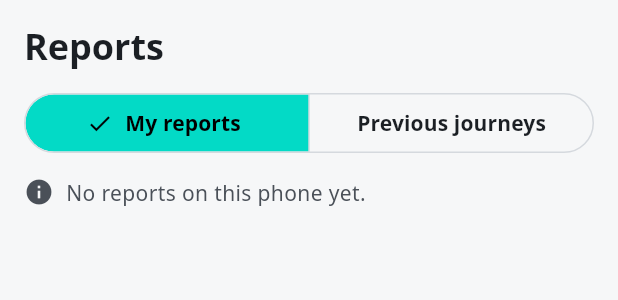
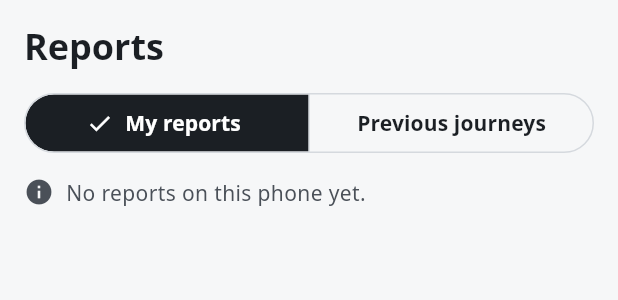
Before and after one commit to tharindu-godage-asc/SmartRail, a Flutter app: the ReportsScreen widget shown alone on an empty page, opened directly, on a phone screen of 412 x 824 dp. Shown: the top 300 px of the screen. Run offline on Flutter 3.47's test engine with Material 3 defaults, Android fonts, the phone set to English and light mode, and no system bars; our stand-ins replace clock, connectivity_plus, dio, drift, drift_flutter, flutter_riverpod and 3 more; missing offline and left inert: flutter_appauth; accounts and stored records are empty; generated files the repository leaves out were written again; network calls fail; Roboto replaces fonts that are missing (Noto Sans).

Commit message:
Operator app: confirm dialog before Departed and Arrived; Reports segment uses black with white text
Co-Authored-By: Claude Sonnet 5.5 <noreply@anthropic.com>

```diff
--- a/mobile/operator_app/lib/core/strings.dart
+++ b/mobile/operator_app/lib/core/strings.dart
@@ -43,6 +43,13 @@ abstract final class Strings {
   static String nextArrivalOrDeparture(String station) =>
       'Next: $station (arrival or departure)';
   static String departedButton(String station) => 'Departed $station';
+  static String confirmDepartedTitle(String station) =>
+      'Report departure from $station?';
+  static String confirmArrivedTitle(String station) =>
+      'Report arrival at $station?';
+  static const confirmReportBody =
+      'The report is sent with the time now. Check it is right before you confirm.';
+  static const confirmReport = 'Confirm';
   static String arrivedButton(String station) => 'Arrived $station';
   static String departedLabel(String station) => 'Departed $station';
   static String arrivedLabel(String station) => 'Arrived $station';
--- a/mobile/operator_app/lib/features/reports/presentation/reports_screen.dart
+++ b/mobile/operator_app/lib/features/reports/presentation/reports_screen.dart
@@ -124,6 +124,18 @@ class _ReportsScreenState extends ConsumerState<ReportsScreen> {
           width: double.infinity,
           child: SegmentedButton<bool>(
             showSelectedIcon: true,
+            style: ButtonStyle(
+              backgroundColor: WidgetStateProperty.resolveWith(
+                (states) => states.contains(WidgetState.selected)
+                    ? colors.textPrimary
+                    : null,
+              ),
+              foregroundColor: WidgetStateProperty.resolveWith(
+                (states) => states.contains(WidgetState.selected)
+                    ? colors.bgPage
+                    : colors.textPrimary,
+              ),
+            ),
             segments: const [
               ButtonSegment(
                 value: false,
```
Also changed, not shown: mobile/operator_app/lib/features/journey/presentation/journey_screen.dart (+41 -2 lines), 2 other files.
